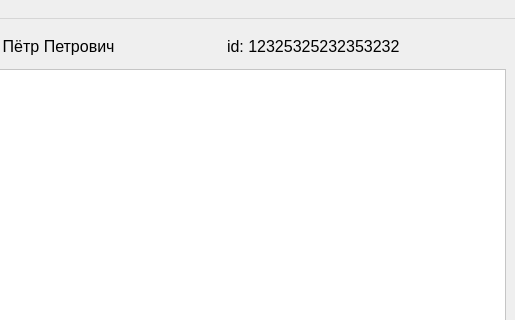
This is windowworkers.ui in Georgiy-git/ToolBox as Qt 5 draws it before an edit; both pictures show x 285 to 800 and y 0 to 320 of the 800 by 600 pixel window. The edited form follows.
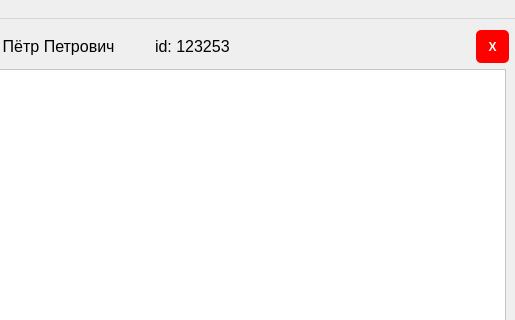
This is the edited form.

The edit to the form file:
```diff
--- a/windowworkers.ui
+++ b/windowworkers.ui
@@ -40,7 +40,7 @@
      </property>
     </widget>
    </widget>
-   <widget class="QWidget" name="">
+   <widget class="QWidget" name="layoutWidget">
     <property name="geometry">
      <rect>
       <x>10</x>
@@ -126,7 +126,32 @@
         </size>
        </property>
        <property name="styleSheet">
-        <string notr="true">background-color: white;</string>
+        <string notr="true">QScrollArea  {
+	background-color: white;
+}
+
+QScrollBar::vertical {
+    background-color: lightblue;
+    width: 12px;
+}
+
+    QScrollBar::handle:vertical {
+        background-color: steelblue;
+        min-height: 20px; 
+        border-radius: 6px;
+    }
+
+    QScrollBar::add-line:vertical {
+        height: 0px;
+        subcontrol-position: bottom;
+        subcontrol-origin: margin;
+    }
+
+    QScrollBar::sub-line:vertical {
+        height: 0 px;
+        subcontrol-position: top;
+        subcontrol-origin: margin;
+    }</string>
        </property>
        <property name="widgetResizable">
         <bool>true</bool>
@@ -145,12 +170,12 @@
      </item>
     </layout>
    </widget>
-   <widget class="QWidget" name="">
+   <widget class="QWidget" name="layoutWidget">
     <property name="geometry">
      <rect>
       <x>230</x>
       <y>10</y>
-      <width>557</width>
+      <width>414</width>
       <height>34</height>
      </rect>
     </property>
@@ -175,13 +200,13 @@
         </font>
        </property>
        <property name="text">
-        <string>id: 12325325232353232</string>
+        <string>id: 123253</string>
        </property>
       </widget>
      </item>
     </layout>
    </widget>
-   <widget class="QWidget" name="">
+   <widget class="QWidget" name="layoutWidget">
     <property name="geometry">
      <rect>
       <x>220</x>
@@ -227,6 +252,11 @@
          <height>30</height>
         </size>
        </property>
+       <property name="font">
+        <font>
+         <pointsize>10</pointsize>
+        </font>
+       </property>
        <property name="styleSheet">
         <string notr="true">border-color: black;</string>
        </property>
@@ -234,6 +264,36 @@
      </item>
     </layout>
    </widget>
+   <widget class="QPushButton" name="pushButton_2">
+    <property name="geometry">
+     <rect>
+      <x>760</x>
+      <y>10</y>
+      <width>35</width>
+      <height>35</height>
+     </rect>
+    </property>
+    <property name="font">
+     <font>
+      <bold>true</bold>
+     </font>
+    </property>
+    <property name="styleSheet">
+     <string notr="true">QPushButton {
+background-color: red;
+border: none;
+color: white;
+margin: 1px 1px;
+border-radius: 5px;
+        }
+QPushButton:hover {
+background-color: pink;
+        }</string>
+    </property>
+    <property name="text">
+     <string>X</string>
+    </property>
+   </widget>
   </widget>
   <widget class="QMenuBar" name="menubar">
    <property name="geometry">
```
